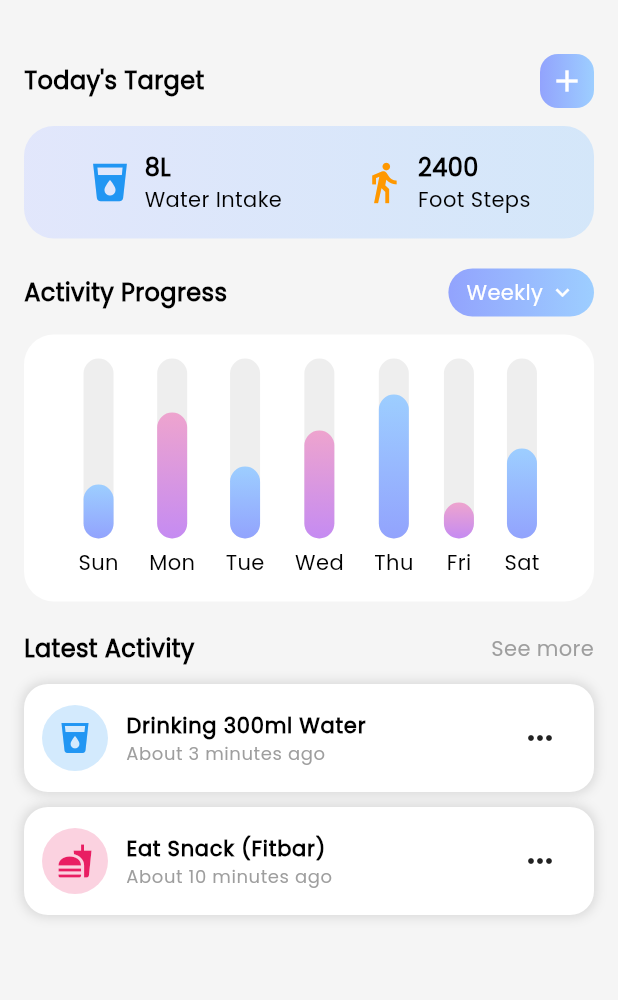
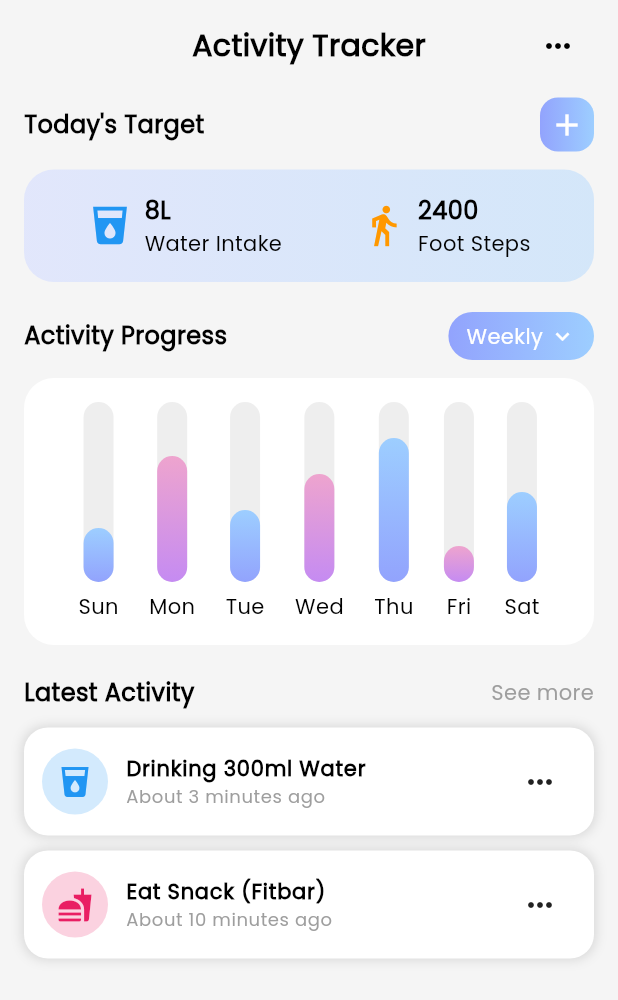
Before and after one commit to Liyo08/AlignMe, a Flutter app: the StatsPage screen opened directly, on a phone screen of 412 x 824 dp. Shown: the top 1000 px of the screen. Run offline on Flutter 3.47's test engine with Material 3 defaults, Android fonts, the light colour scheme and no system bars; our stand-ins replace fl_chart, flutter_switch, font_awesome_flutter, shared_preferences; accounts and stored records are empty.

Commit message:
apk release 1.0.16 stats page bug cleared

```diff
--- a/lib/splash_page.dart
+++ b/lib/splash_page.dart
@@ -425,7 +425,7 @@ class Dot extends StatelessWidget {
       width: 8,
       height: 8,
       decoration: BoxDecoration(
-        color: isActive ? const Color.fromARGB(221, 255, 255, 255) : const Color.fromARGB(255, 198, 198, 198),
+        color: isActive ? const Color.fromARGB(221, 255, 255, 255) : const Color.fromARGB(112, 198, 198, 198),
         shape: BoxShape.circle,
       ),
     );
--- a/lib/stats_page.dart
+++ b/lib/stats_page.dart
@@ -15,6 +15,27 @@ class StatsPage extends StatelessWidget {
             crossAxisAlignment: CrossAxisAlignment.start,
             children: [
               // Top bar
+Stack(
+  alignment: Alignment.center,
+  children: [
+    const Center(
+      child: Text(
+        "Activity Tracker",
+        style: TextStyle(
+          fontSize: 20,
+          fontWeight: FontWeight.w900,
+        ),
+      ),
+    ),
+    Positioned(
+      right: 0,
+      child: IconButton(
+        icon: const Icon(Icons.more_horiz),
+        onPressed: () {},
+      ),
+    ),
+  ],
+),
 
 
               const SizedBox(height: 20),
```
